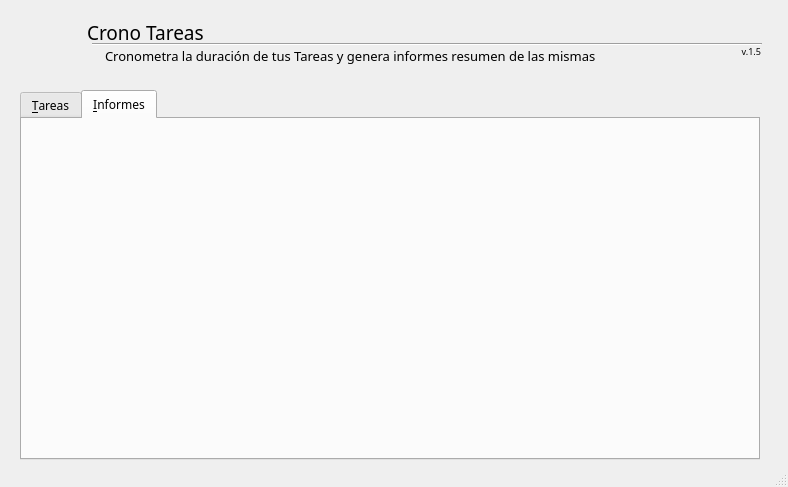
donanpher/CronoTareas, file ui_CronoTareas.ui: the form before one commit.
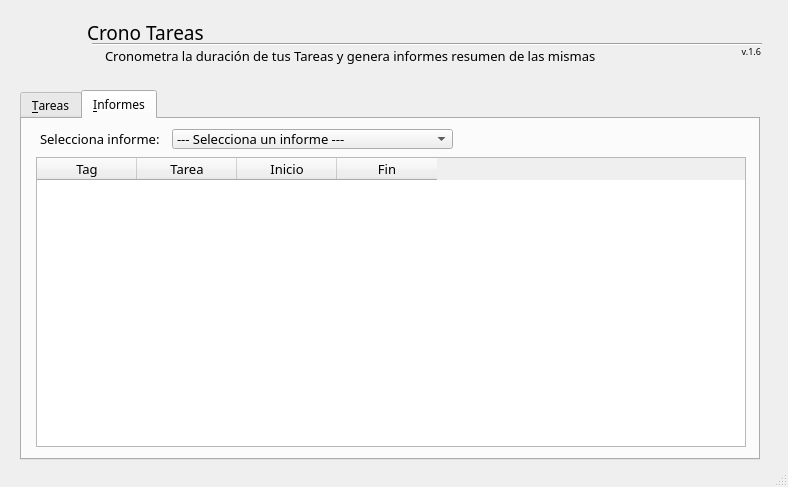
The form after the commit. The open tabs and pages were chosen to show the change. Icons and pictures are not drawn.

Diff of the .ui file:
```diff
--- a/ui_CronoTareas.ui
+++ b/ui_CronoTareas.ui
@@ -80,7 +80,7 @@
      </font>
     </property>
     <property name="text">
-     <string>v.1.5</string>
+     <string>v.1.6</string>
     </property>
     <property name="alignment">
      <set>Qt::AlignRight|Qt::AlignTrailing|Qt::AlignVCenter</set>
@@ -478,6 +478,110 @@
      <attribute name="title">
       <string>&amp;Informes</string>
      </attribute>
+     <widget class="QComboBox" name="comboBoxInformes">
+      <property name="geometry">
+       <rect>
+        <x>150</x>
+        <y>10</y>
+        <width>281</width>
+        <height>20</height>
+       </rect>
+      </property>
+      <property name="font">
+       <font>
+        <pointsize>10</pointsize>
+       </font>
+      </property>
+      <property name="currentText">
+       <string>--- Selecciona un informe ---</string>
+      </property>
+      <item>
+       <property name="text">
+        <string>--- Selecciona un informe ---</string>
+       </property>
+      </item>
+      <item>
+       <property name="text">
+        <string>01 Detalle de Tareas por Tag</string>
+       </property>
+      </item>
+      <item>
+       <property name="text">
+        <string>02 Detalle de Tags por Tarea</string>
+       </property>
+      </item>
+     </widget>
+     <widget class="QTableWidget" name="tableWidgetInformes">
+      <property name="geometry">
+       <rect>
+        <x>14</x>
+        <y>38</y>
+        <width>710</width>
+        <height>290</height>
+       </rect>
+      </property>
+      <property name="font">
+       <font>
+        <pointsize>10</pointsize>
+       </font>
+      </property>
+      <property name="sizeAdjustPolicy">
+       <enum>QAbstractScrollArea::AdjustToContents</enum>
+      </property>
+      <property name="editTriggers">
+       <set>QAbstractItemView::NoEditTriggers</set>
+      </property>
+      <property name="selectionMode">
+       <enum>QAbstractItemView::ExtendedSelection</enum>
+      </property>
+      <property name="selectionBehavior">
+       <enum>QAbstractItemView::SelectRows</enum>
+      </property>
+      <property name="gridStyle">
+       <enum>Qt::SolidLine</enum>
+      </property>
+      <column>
+       <property name="text">
+        <string>Tag</string>
+       </property>
+      </column>
+      <column>
+       <property name="text">
+        <string>Tarea</string>
+       </property>
+      </column>
+      <column>
+       <property name="text">
+        <string>Inicio</string>
+       </property>
+      </column>
+      <column>
+       <property name="text">
+        <string>Fin</string>
+       </property>
+      </column>
+     </widget>
+     <widget class="QLabel" name="labelTotalTareas_2">
+      <property name="geometry">
+       <rect>
+        <x>18</x>
+        <y>10</y>
+        <width>140</width>
+        <height>20</height>
+       </rect>
+      </property>
+      <property name="font">
+       <font>
+        <family>Gallaecia Castelo</family>
+        <pointsize>10</pointsize>
+        <weight>50</weight>
+        <bold>false</bold>
+       </font>
+      </property>
+      <property name="text">
+       <string>Selecciona informe:</string>
+      </property>
+     </widget>
     </widget>
    </widget>
    <widget class="QLabel" name="labelIcono">
```
